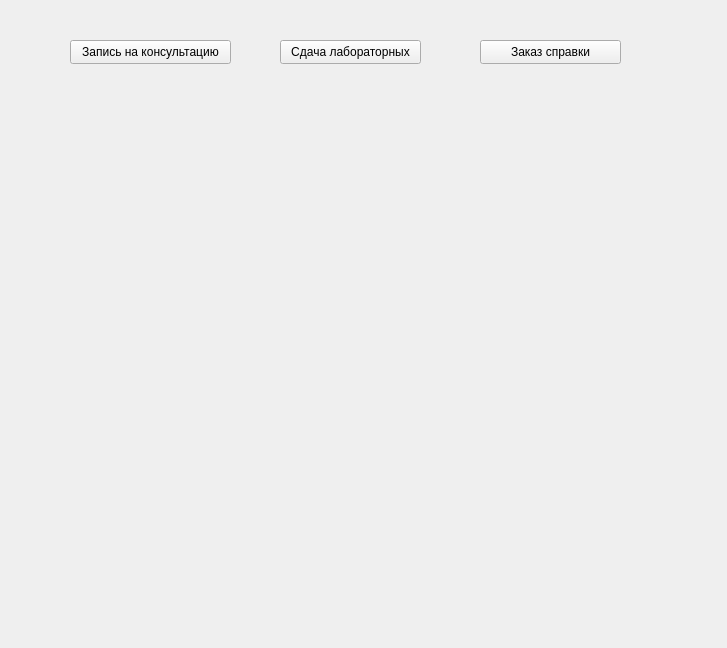
Above: ui/studentwindow.ui from vanuuta/SFS before the change. Below: the same form after it.
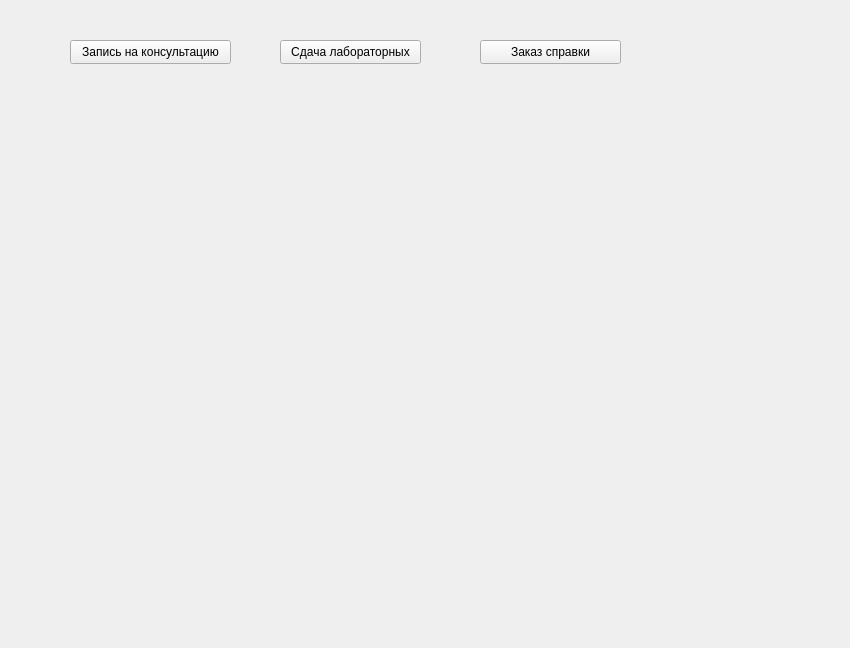
That is the form after the change.

```diff
--- a/ui/studentwindow.ui
+++ b/ui/studentwindow.ui
@@ -6,7 +6,7 @@
    <rect>
     <x>0</x>
     <y>0</y>
-    <width>727</width>
+    <width>850</width>
     <height>648</height>
    </rect>
   </property>
@@ -52,6 +52,17 @@
     <string>Заказ справки</string>
    </property>
   </widget>
+  <widget class="QWidget" name="verticalLayoutWidget">
+   <property name="geometry">
+    <rect>
+     <x>40</x>
+     <y>140</y>
+     <width>771</width>
+     <height>301</height>
+    </rect>
+   </property>
+   <layout class="QVBoxLayout" name="contentLayout"/>
+  </widget>
  </widget>
  <resources/>
  <connections/>
```
